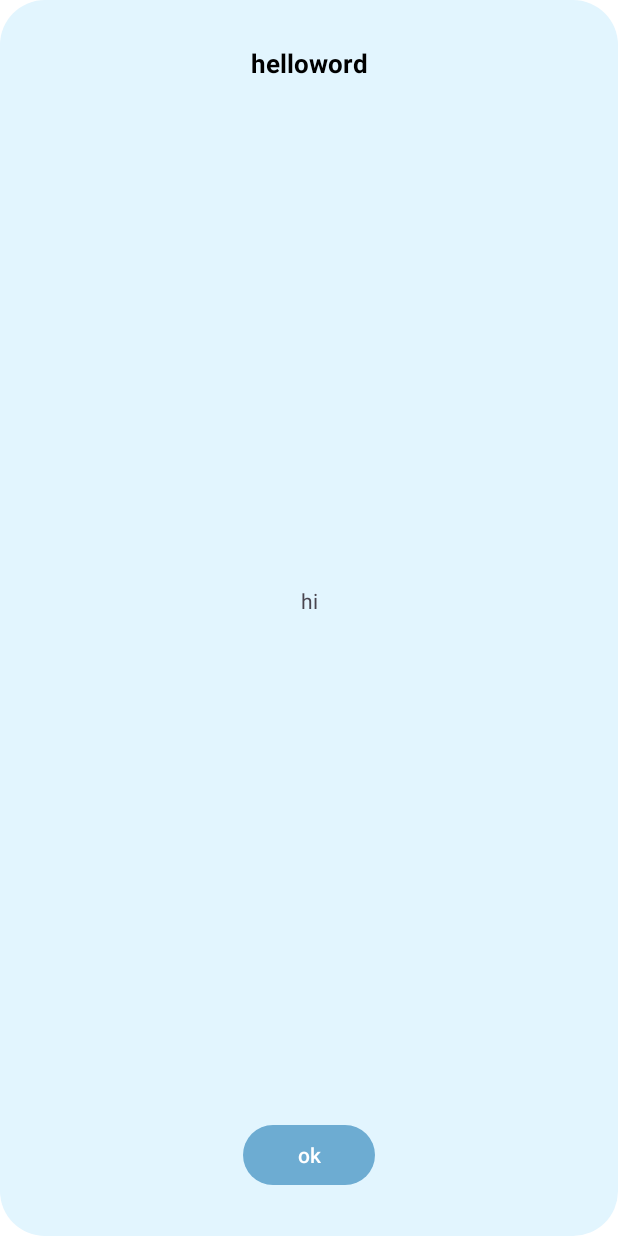
After one commit to WayBackHomeProject/Mobile, an Android app: the layout dialog_profile.xml on its own in the app's theme, with its tools: preview values and no code run, on a phone screen of 412 x 824 dp. The commit adds this screen. Run offline under Robolectric (Android 15) with nearby library versions, the phone set to English and light mode, and no system bars.

Commit message:
feat : [UI 수정] ProfileDialog.kt : CustomDialog 추가

```diff
--- /dev/null
+++ b/mobile_app/app/src/main/java/com/ssafy/waybackhome/dialog/ProfileDialog.kt
@@ -0,0 +1,34 @@
+package com.ssafy.waybackhome.dialog
+
+import android.app.Dialog
+import android.content.Context
+import android.graphics.Color
+import android.graphics.drawable.ColorDrawable
+import android.os.Bundle
+import android.widget.Toast
+import com.ssafy.waybackhome.databinding.DialogProfileBinding
+
+class ProfileDialog(
+    context: Context,
+) : Dialog(context) { // 뷰를 띄워야하므로 Dialog 클래스는 context를 인자로 받는다.
+
+    private lateinit var binding: DialogProfileBinding
+
+    override fun onCreate(savedInstanceState: Bundle?) {
+        super.onCreate(savedInstanceState)
+        // 만들어놓은 dialog_profile.xml 뷰를 띄운다.
+        binding = DialogProfileBinding.inflate(layoutInflater)
+        setContentView(binding.root)
+        initViews()
+    }
+
+    private fun initViews() = with(binding) {
+
+        window?.setBackgroundDrawable(ColorDrawable(Color.TRANSPARENT))
+        profileBtn.setOnClickListener {
+            Toast.makeText(context, "버튼 눌림!", Toast.LENGTH_SHORT).show()
+            dismiss()
+
+        }
+    }
+}
--- a/mobile_app/app/src/main/java/com/ssafy/waybackhome/main/MainFragment.kt
+++ b/mobile_app/app/src/main/java/com/ssafy/waybackhome/main/MainFragment.kt
@@ -34,6 +34,7 @@ import com.ssafy.waybackhome.R
 import com.ssafy.waybackhome.data.Destination
 import com.ssafy.waybackhome.databinding.FragmentMainBinding
 import com.ssafy.waybackhome.destination.DestinationViewModel
+import com.ssafy.waybackhome.dialog.ProfileDialog
 import com.ssafy.waybackhome.permission.PermissionChecker
 import com.ssafy.waybackhome.util.BaseFragment
 
@@ -207,6 +208,9 @@ class MainFragment : BaseFragment<FragmentMainBinding>(FragmentMainBinding::infl
         binding.btnAddDest.setOnClickListener{
             openSearch()
         }
+        binding.mainFragFab.setOnClickListener{
+            ProfileDialog(requireContext()).show()
+        }
     }
     // 맵 초기화 이후에 활성화되는 관찰자
     // naverMap 객체에 의존적
--- /dev/null
+++ b/mobile_app/app/src/main/res/drawable/dialog_radius_background.xml
@@ -0,0 +1,6 @@
+<?xml version="1.0" encoding="utf-8"?><!-- 다이얼로그 배경 -->
+<shape xmlns:android="http://schemas.android.com/apk/res/android"
+    android:shape="rectangle">
+    <corners android:radius="30dp" />
+    <solid android:color="@color/primaryShade" />
+</shape>
--- /dev/null
+++ b/mobile_app/app/src/main/res/layout/dialog_profile.xml
@@ -0,0 +1,45 @@
+<?xml version="1.0" encoding="utf-8"?>
+<androidx.constraintlayout.widget.ConstraintLayout xmlns:android="http://schemas.android.com/apk/res/android"
+    xmlns:app="http://schemas.android.com/apk/res-auto"
+    xmlns:tools="http://schemas.android.com/tools"
+    android:background="@drawable/dialog_radius_background"
+    android:layout_gravity="center"
+    android:paddingHorizontal="50dp"
+    android:paddingVertical="10dp"
+    android:layout_width="match_parent"
+    android:layout_height="match_parent">
+
+
+    <TextView
+        android:layout_width="wrap_content"
+        android:layout_height="wrap_content"
+        app:layout_constraintStart_toStartOf="parent"
+        app:layout_constraintEnd_toEndOf="parent"
+        app:layout_constraintTop_toTopOf="parent"
+        android:text="helloword"
+        android:layout_marginTop="20dp"
+        android:textSize="17sp"
+        android:textColor="@color/black"
+        android:textStyle="bold"
+        android:id="@+id/dialog_title_tv" />
+
+    <TextView
+        android:layout_width="wrap_content"
+        android:layout_height="wrap_content"
+        android:text="hi"
+        app:layout_constraintBottom_toTopOf="@+id/profile_btn"
+        app:layout_constraintEnd_toEndOf="parent"
+        app:layout_constraintStart_toStartOf="parent"
+        app:layout_constraintTop_toBottomOf="@+id/dialog_title_tv" />
+
+    <com.google.android.material.button.MaterialButton
+        android:layout_width="wrap_content"
+        android:id="@+id/profile_btn"
+        android:layout_height="wrap_content"
+        android:text="ok"
+        app:layout_constraintStart_toStartOf="parent"
+        app:layout_constraintEnd_toEndOf="parent"
+        app:layout_constraintBottom_toBottomOf="parent"
+        android:layout_marginBottom="20dp" />
+
+</androidx.constraintlayout.widget.ConstraintLayout>
```
